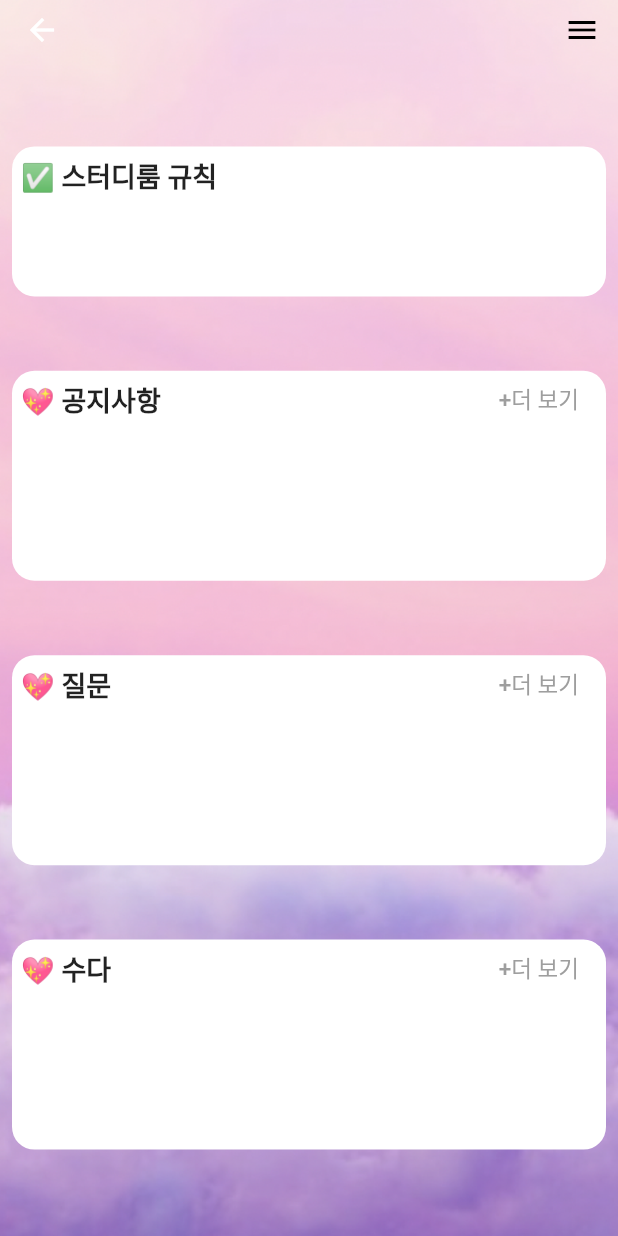
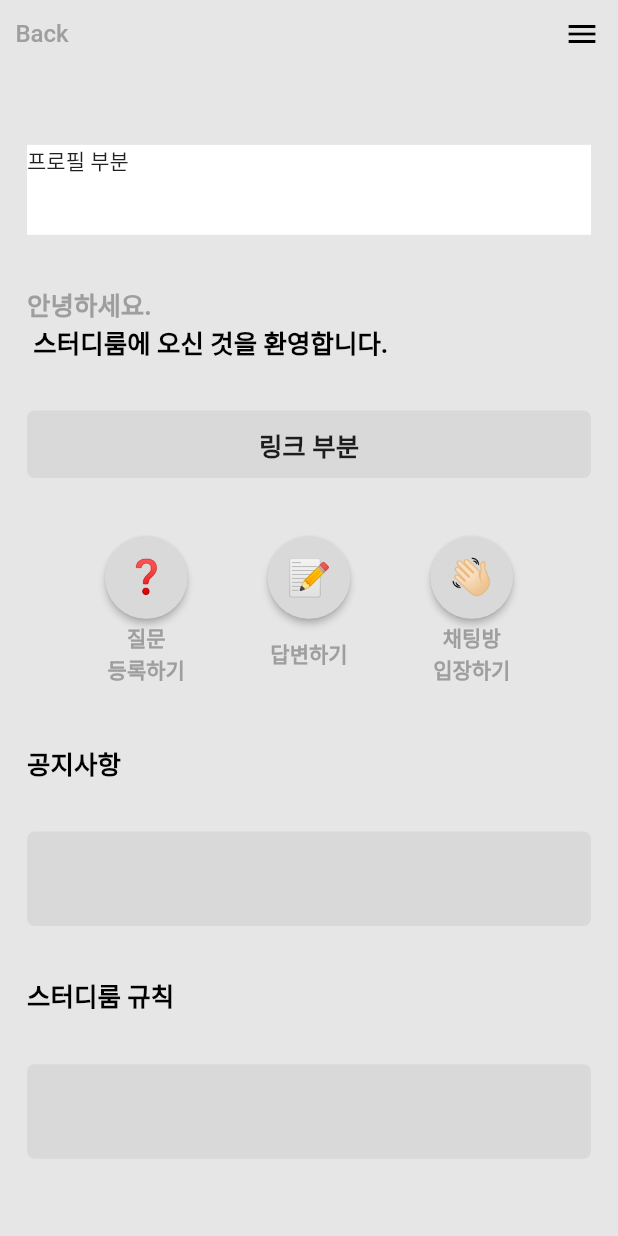
Before and after one commit to hufstory/study_app, a Flutter app: the StudyRoom screen opened directly with empty values, on a phone screen of 412 x 824 dp. Run offline on Flutter 3.47's test engine with Material 2 defaults, Android fonts, the phone set to English and light mode, and no system bars; our stand-ins replace cloud_firestore, firebase_auth, firebase_core; missing offline and left inert: flutter_timetable_view; accounts and stored records are empty.

Commit message:
(StudyRoom) UI 재개발

```diff
--- a/login1/lib/mainpage.dart
+++ b/login1/lib/mainpage.dart
@@ -198,7 +198,7 @@ class _MainPageState extends State<MainPage> {
       ),
       backgroundColor: Colors.transparent,
       body: FutureBuilder(
-          future: Future.delayed(Duration(milliseconds: 500)),
+          future: Future.delayed(Duration(milliseconds: 200)),
           builder: (context, snapshot) {
             if (snapshot.connectionState == ConnectionState.waiting) {
               return const Center(child: CircularProgressIndicator());
--- a/login1/lib/showStudyRoom.dart
+++ b/login1/lib/showStudyRoom.dart
@@ -1,16 +1,14 @@
 import 'package:flutter/material.dart';
 import 'package:cloud_firestore/cloud_firestore.dart';
-import 'package:flutter/services.dart';
 
 FirebaseFirestore db = FirebaseFirestore.instance;
 
 Set ruleList = {};
 Set alertList = {};
-Set questionList = {};
-Set talkList = {};
 
 class StudyRoom extends StatefulWidget {
-  const StudyRoom({Key? key, required this.studyID, required this.studyName}) : super(key: key);
+  const StudyRoom({Key? key, required this.studyID, required this.studyName})
+      : super(key: key);
 
   final String studyID;
   final String studyName;
@@ -39,56 +37,42 @@ class _StudyRoomState extends State<StudyRoom> {
         .listen((QuerySnapshot qs) {
       qs.docs.forEach((doc) => alertList.add(doc["title"]));
     });
-    db
-        .collection('studyroom')
-        .doc(widget.studyID)
-        .collection('question')
-        .snapshots()
-        .listen((QuerySnapshot qs) {
-      qs.docs.forEach((doc) => questionList.add(doc["title"]));
-    });
-    db
-        .collection('studyroom')
-        .doc(widget.studyID)
-        .collection('talk')
-        .snapshots()
-        .listen((QuerySnapshot qs) {
-      qs.docs.forEach((doc) => talkList.add(doc["title"]));
-    });
   }
 
+  @override
   initState() {
     readData();
     ruleList.clear();
     alertList.clear();
-    questionList.clear();
-    talkList.clear();
     super.initState();
   }
 
   @override
   Widget build(BuildContext context) {
-    return Stack(children: [
-      Image.asset(
-        "assets/background.png",
-        height: MediaQuery.of(context).size.height,
-        width: MediaQuery.of(context).size.width,
-        fit: BoxFit.cover,
-      ),
-      Scaffold(
-        backgroundColor: Colors.transparent,
+    return FutureBuilder(
+      future: Future.delayed(const Duration(milliseconds: 200)),
+        builder: (context, snapshot) {
+          if (snapshot.connectionState == ConnectionState.waiting) {
+            return const Center(child: CircularProgressIndicator());
+          } else {
+            return Scaffold(
+                backgroundColor: const Color(0xFFE6E6E6),
                 appBar: PreferredSize(
-          preferredSize: Size.fromHeight(40.0),
+                  preferredSize: const Size.fromHeight(45.0),
                   child: AppBar(
-            title: Text(
-              widget.studyName,
-              style:
-              TextStyle(fontWeight: FontWeight.bold, color: Colors.black),
-            ),
                     centerTitle: true,
                     backgroundColor: Colors.transparent,
                     // 앱바 투명
                     elevation: 0.0,
+                    leading: TextButton(
+                      onPressed: () {
+                        Navigator.pop(context);
+                      },
+                      child: const Text(
+                        'Back',
+                        style: TextStyle(color: Colors.grey, fontSize: 16),
+                      ),
+                    ),
                     actions: [
                       Builder(
                         // Drawer 아이콘 색 지정 위해 Builder 위젯 사용
@@ -160,171 +144,169 @@ class _StudyRoomState extends State<StudyRoom> {
                     ],
                   ),
                 ),
-        body: StreamBuilder<QuerySnapshot>(
-            stream: db.collection('user').snapshots(),
-            builder: (context, snapshot) {
-              if (snapshot.connectionState == ConnectionState.waiting) {
-                return const Center(child: CircularProgressIndicator());
-              }
-              return Padding(
-                padding: const EdgeInsets.all(8.0),
+                body: Padding(
+                  padding: const EdgeInsets.all(18.0),
+                  child: Column(
+                    mainAxisAlignment: MainAxisAlignment.spaceEvenly,
+                    crossAxisAlignment: CrossAxisAlignment.start,
+                    children: [
+                      Container(
+                        color: Colors.white,
+                        width: MediaQuery.of(context).size.width,
+                        height: 60,
+                        child: const Text('프로필 부분'),
+                      ),
+                      RichText(
+                          text: TextSpan(
+                              text: '안녕하세요.',
+                              style: const TextStyle(
+                                  color: Colors.grey,
+                                  fontSize: 17,
+                                  fontWeight: FontWeight.bold),
+                              children: [
+                                TextSpan(
+                                    text: '\n${widget.studyName} 스터디룸에 오신 것을 환영합니다.',
+                                    style: const TextStyle(
+                                        color: Colors.black,
+                                        fontWeight: FontWeight.bold,
+                                        fontSize: 17))
+                              ])),
+                      Container(
+                        padding: const EdgeInsets.only(top: 10.0),
+                        width: MediaQuery.of(context).size.width,
+                        height: 45,
+                        decoration: BoxDecoration(
+                            color: const Color(0xFFD9D9D9),
+                            borderRadius: BorderRadius.circular(5.0)),
+                        child: const Text(
+                          '링크 부분',
+                          textAlign: TextAlign.center,
+                          style: TextStyle(fontSize: 17, fontWeight: FontWeight.bold),
+                        ),
+                      ),
+                      Container(
+                        padding: const EdgeInsets.all(3.0),
+                        width: MediaQuery.of(context).size.width,
+                        height: 110,
+                        color: Colors.transparent,
                         child: Column(
                           mainAxisAlignment: MainAxisAlignment.spaceEvenly,
                           children: [
-                    Container(
-                      width: MediaQuery.of(context).size.width,
-                      height: 100,
-                      decoration: BoxDecoration(
-                          color: Colors.white,
-                          borderRadius: BorderRadius.circular(15.0)),
-                      child: Stack(children: [
-                        Padding(
-                          padding: const EdgeInsets.all(6.0),
-                          child: Text(
-                            '✅ 스터디룸 규칙',
-                            style: TextStyle(
-                                fontWeight: FontWeight.bold, fontSize: 18),
+                            Row(
+                              mainAxisAlignment: MainAxisAlignment.spaceEvenly,
+                              children: [
+                                ElevatedButton(
+                                  onPressed: () {},
+                                  style: ElevatedButton.styleFrom(
+                                      primary: const Color(0xFFD9D9D9),
+                                      fixedSize: const Size(55, 55),
+                                      shape: const CircleBorder()),
+                                  child: const Text(
+                                    '❓',
+                                    style: TextStyle(fontSize: 22),
                                   ),
                                 ),
-                        Padding(
-                          padding: const EdgeInsets.fromLTRB(30, 50, 0, 0),
+                                ElevatedButton(
+                                  onPressed: () {},
+                                  style: ElevatedButton.styleFrom(
+                                      primary: const Color(0xFFD9D9D9),
+                                      fixedSize: const Size(55, 55),
+                                      shape: const CircleBorder()),
+                                  child: const Text('📝', style: TextStyle(fontSize: 24)),
+                                ),
+                                ElevatedButton(
+                                  onPressed: () {},
+                                  style: ElevatedButton.styleFrom(
+                                      primary: const Color(0xFFD9D9D9),
+                                      fixedSize: const Size(55, 55),
+                                      shape: const CircleBorder()),
+                                  child: const Text('👋🏻', style: TextStyle(fontSize: 25)),
+                                ),
+                              ],
+                            ),
+                            Row(
+                              mainAxisAlignment: MainAxisAlignment.center,
+                              children: const [
+                                Text(
+                                  '질문\n등록하기',
+                                  textAlign: TextAlign.center,
+                                  style: TextStyle(
+                                      color: Colors.grey,
+                                      fontWeight: FontWeight.bold),
+                                ),
+                                SizedBox(width: 57.0),
+                                Text(
+                                  '답변하기',
+                                  textAlign: TextAlign.center,
+                                  style: TextStyle(
+                                      color: Colors.grey,
+                                      fontWeight: FontWeight.bold),
+                                ),
+                                SizedBox(width: 57.0),
+                                Text(
+                                  '채팅방\n입장하기',
+                                  textAlign: TextAlign.center,
+                                  style: TextStyle(
+                                      color: Colors.grey,
+                                      fontWeight: FontWeight.bold),
+                                ),
+                              ],
+                            )
+                          ],
+                        ),
+                      ),
+                      const Text('공지사항',
+                          style: TextStyle(
+                              fontSize: 17,
+                              color: Colors.black,
+                              fontWeight: FontWeight.bold)),
+                      Container(
+                          padding: const EdgeInsets.only(top: 10.0),
+                          width: MediaQuery.of(context).size.width,
+                          height: 63,
+                          decoration: BoxDecoration(
+                              color: const Color(0xFFD9D9D9),
+                              borderRadius: BorderRadius.circular(5.0)),
+                          child: Padding(
+                            padding: const EdgeInsets.all(8.0),
+                            child: Column(
+                              crossAxisAlignment: CrossAxisAlignment.start,
+                              children: alertList
+                                  .map((e) => Text(e,
+                                  style:
+                                  const TextStyle(color: Colors.black, fontSize: 17)))
+                                  .toList(),
+                            ),
+                          )),
+                      const Text('스터디룸 규칙',
+                          style: TextStyle(
+                              fontSize: 17,
+                              color: Colors.black,
+                              fontWeight: FontWeight.bold)),
+                      Container(
+                          padding: const EdgeInsets.only(top: 10.0),
+                          width: MediaQuery.of(context).size.width,
+                          height: 63,
+                          decoration: BoxDecoration(
+                              color: const Color(0xFFD9D9D9),
+                              borderRadius: BorderRadius.circular(5.0)),
+                          child: Padding(
+                            padding: const EdgeInsets.all(8.0),
                             child: Column(
                               crossAxisAlignment: CrossAxisAlignment.start,
                               children: ruleList
-                                  .map((e) => Text(
-                                e,
-                                style: TextStyle(
-                                    color: Colors.black, fontSize: 17),
-                              ))
-                                  .toList()),
+                                  .map((e) => Text(e,
+                                  style:
+                                  const TextStyle(color: Colors.black, fontSize: 17)))
+                                  .toList(),
                             ),
-                      ]),
-                    ),
-                    Container(
-                      width: MediaQuery.of(context).size.width,
-                      height: 140,
-                      decoration: BoxDecoration(
-                          color: Colors.white,
-                          borderRadius: BorderRadius.circular(15.0)),
-                      child: Stack(children: [
-                        Padding(
-                          padding: const EdgeInsets.all(6.0),
-                          child: Text(
-                            '💖 공지사항',
-                            style: TextStyle(
-                                fontWeight: FontWeight.bold, fontSize: 18),
-                          ),
-                        ),
-                        Positioned(
-                            top: -5,
-                            right: 10,
-                            child: TextButton(
-                              onPressed: () {},
-                              child: Text(
-                                '+더 보기',
-                                style:
-                                TextStyle(color: Colors.grey, fontSize: 15),
-                              ),
-                            )),
-                        Padding(
-                          padding: const EdgeInsets.fromLTRB(30, 40, 0, 0),
-                          child: Column(
-                              crossAxisAlignment: CrossAxisAlignment.start,
-                              children: alertList
-                                  .map((e) => Text(
-                                e,
-                                style: TextStyle(
-                                    color: Colors.black, fontSize: 17),
-                              ))
-                                  .toList()),
-                        ),
-                      ]),
-                    ),
-                    Container(
-                      width: MediaQuery.of(context).size.width,
-                      height: 140,
-                      decoration: BoxDecoration(
-                          color: Colors.white,
-                          borderRadius: BorderRadius.circular(15.0)),
-                      child: Stack(children: [
-                        Padding(
-                          padding: const EdgeInsets.all(6.0),
-                          child: Text(
-                            '💖 질문',
-                            style: TextStyle(
-                                fontWeight: FontWeight.bold, fontSize: 18),
-                          ),
-                        ),
-                        Positioned(
-                            top: -5,
-                            right: 10,
-                            child: TextButton(
-                              onPressed: () {},
-                              child: Text(
-                                '+더 보기',
-                                style:
-                                TextStyle(color: Colors.grey, fontSize: 15),
-                              ),
-                            )),
-                        Padding(
-                          padding: const EdgeInsets.fromLTRB(30, 40, 0, 0),
-                          child: Column(
-                              crossAxisAlignment: CrossAxisAlignment.start,
-                              children: questionList
-                                  .map((e) => Text(
-                                e,
-                                style: TextStyle(
-                                    color: Colors.black, fontSize: 17),
-                              ))
-                                  .toList()),
-                        ),
-                      ]),
-                    ),
-                    Container(
-                      width: MediaQuery.of(context).size.width,
-                      height: 140,
-                      decoration: BoxDecoration(
-                          color: Colors.white,
-                          borderRadius: BorderRadius.circular(15.0)),
-                      child: Stack(children: [
-                        Padding(
-                          padding: const EdgeInsets.all(6.0),
-                          child: Text(
-                            '💖 수다',
-                            style: TextStyle(
-                                fontWeight: FontWeight.bold, fontSize: 18),
-                          ),
-                        ),
-                        Positioned(
-                            top: -5,
-                            right: 10,
-                            child: TextButton(
-                              onPressed: () {},
-                              child: Text(
-                                '+더 보기',
-                                style:
-                                TextStyle(color: Colors.grey, fontSize: 15),
-                              ),
-                            )),
-                        Padding(
-                          padding: const EdgeInsets.fromLTRB(30, 40, 0, 0),
-                          child: Column(
-                              crossAxisAlignment: CrossAxisAlignment.start,
-                              children: talkList
-                                  .map((e) => Text(
-                                e,
-                                style: TextStyle(
-                                    color: Colors.black, fontSize: 17),
-                              ))
-                                  .toList()),
-                        ),
-                      ]),
+                          )
                       ),
                     ],
                   ),
-              );
-            }),
-      ),
-    ]);
+                ));
           }
       }
+    );
+  }
+}
```
Lines whose indentation alone changed are shown as unchanged.
